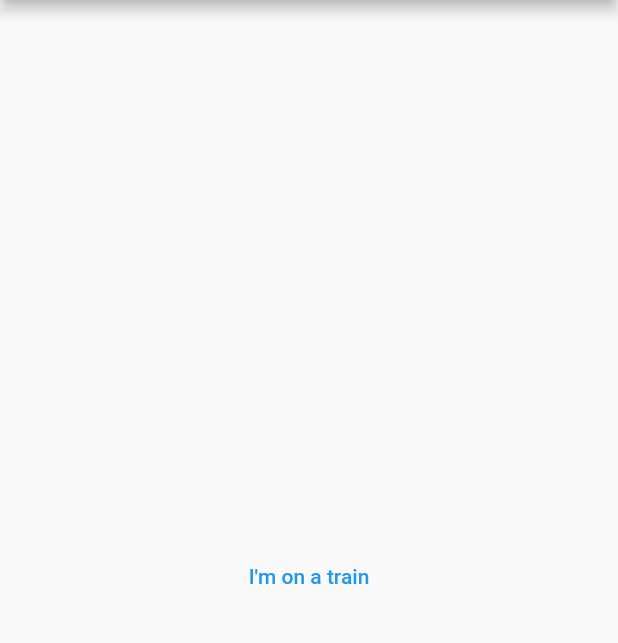
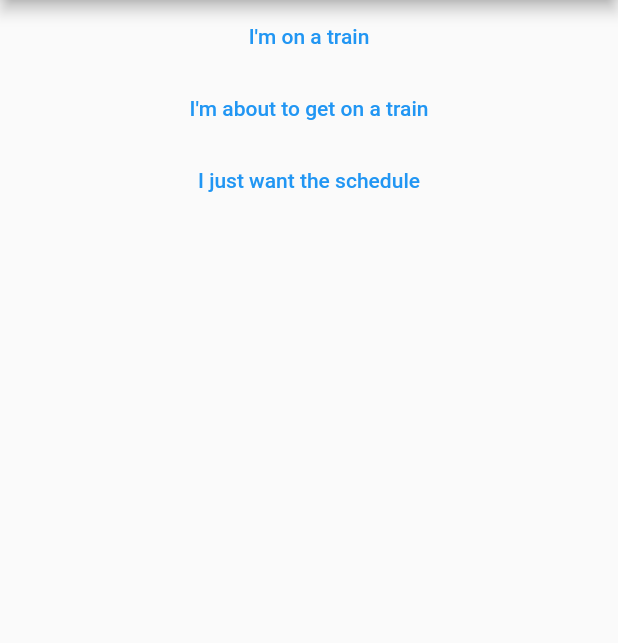
Before and after one commit to TinoMuzambi/trainerr, a Flutter app: the screen it shows after launch, on a phone screen of 412 x 824 dp, the part 84-727 px from its top. Run offline on Flutter 3.47's test engine with Material 2 defaults, Android fonts, the phone set to English and light mode, and no system bars.

Commit message:
Adds column for multiple children.

```diff
--- a/lib/main.dart
+++ b/lib/main.dart
@@ -15,9 +15,21 @@ class Home extends StatelessWidget {
         backgroundColor: Colors.red[600],
       ),
       body:  Center(
-          child: TextButton(
-            child: Text("I'm on a train"),
-            onPressed: () {},
+          child: Column(
+            children: [
+              TextButton(
+                child: Text("I'm on a train"),
+                onPressed: () {},
+              ),
+              TextButton(
+                child: Text("I'm about to get on a train"),
+                onPressed: () {},
+              ),
+              TextButton(
+                child: Text("I just want the schedule"),
+                onPressed: () {},
+              )
+            ],
           )
       ),
     );
```
